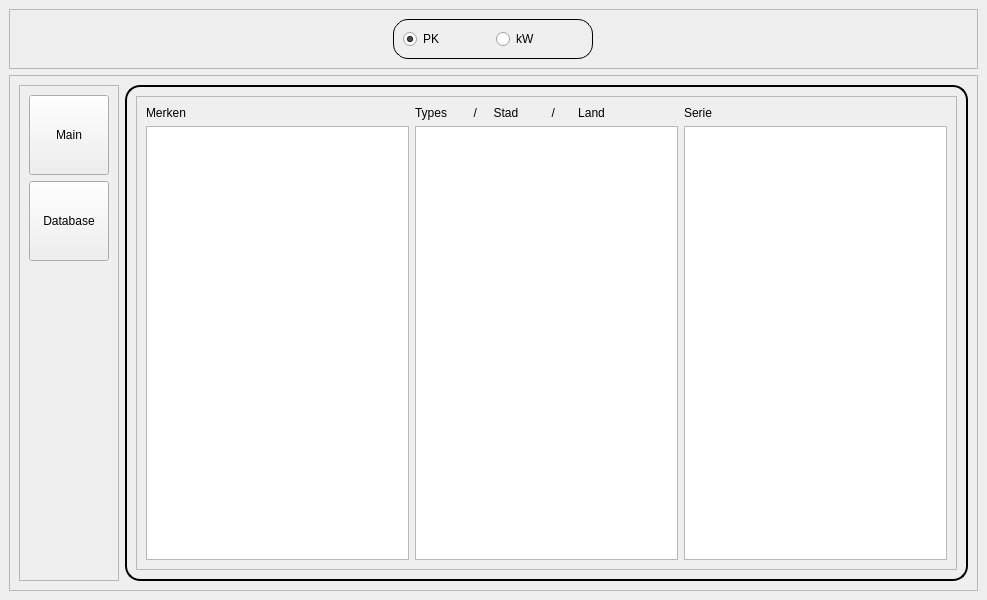
Before: the Qt Designer form mainwindow.ui in dinordi/DAB-Eindopdracht, drawn with Qt 5.
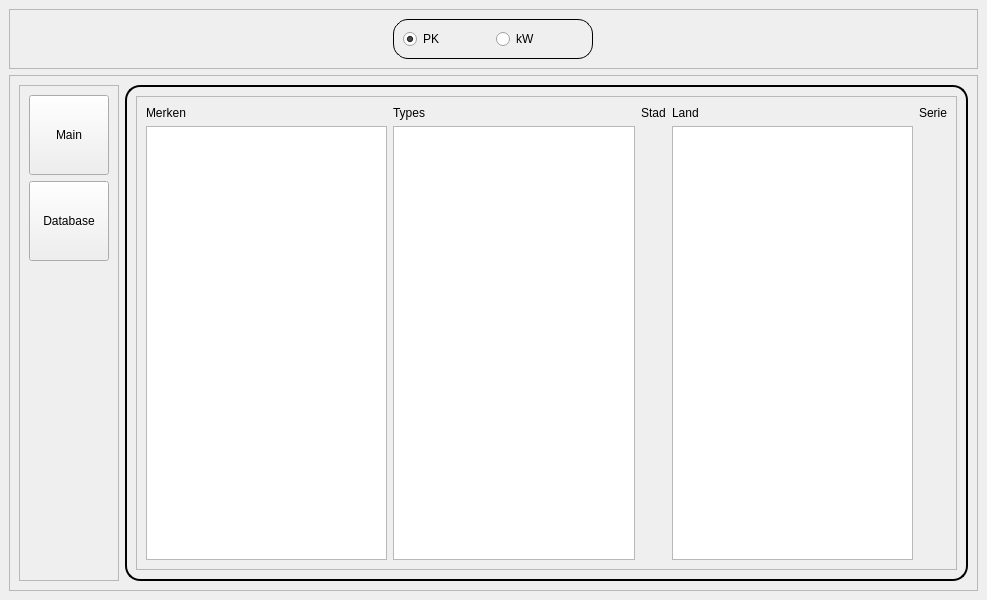
After: the same form once the commit is applied.

Commit message: Can display tables

Patch:
```diff
--- a/mainwindow.ui
+++ b/mainwindow.ui
@@ -168,18 +168,8 @@
               <enum>QFrame::Raised</enum>
              </property>
              <layout class="QGridLayout" name="gridLayout">
-              <item row="1" column="1">
-               <widget class="QListView" name="listViewMerken"/>
-              </item>
-              <item row="0" column="2">
-               <widget class="QLabel" name="lblTypes">
-                <property name="text">
-                 <string>Types        /     Stad          /       Land</string>
-                </property>
-               </widget>
-              </item>
-              <item row="1" column="3">
-               <widget class="QListView" name="listViewSeries"/>
+              <item row="1" column="2">
+               <widget class="QListView" name="listViewTypes"/>
               </item>
               <item row="0" column="1">
                <widget class="QLabel" name="lblMerken">
@@ -188,15 +178,39 @@
                 </property>
                </widget>
               </item>
-              <item row="0" column="3">
+              <item row="0" column="5">
                <widget class="QLabel" name="lblMerken_3">
                 <property name="text">
                  <string>Serie</string>
                 </property>
                </widget>
               </item>
-              <item row="1" column="2">
-               <widget class="QListView" name="listViewTypes"/>
+              <item row="0" column="2">
+               <widget class="QLabel" name="lblTypes">
+                <property name="text">
+                 <string>Types</string>
+                </property>
+               </widget>
+              </item>
+              <item row="1" column="1">
+               <widget class="QListView" name="listViewMerken"/>
+              </item>
+              <item row="0" column="3">
+               <widget class="QLabel" name="label">
+                <property name="text">
+                 <string>Stad</string>
+                </property>
+               </widget>
+              </item>
+              <item row="0" column="4">
+               <widget class="QLabel" name="label_6">
+                <property name="text">
+                 <string>Land</string>
+                </property>
+               </widget>
+              </item>
+              <item row="1" column="4">
+               <widget class="QTableView" name="tableView"/>
               </item>
              </layout>
             </widget>
```
Left out of the diff: 8 changed lines with no effect on the pictures. The commit also changes 45 other files.
